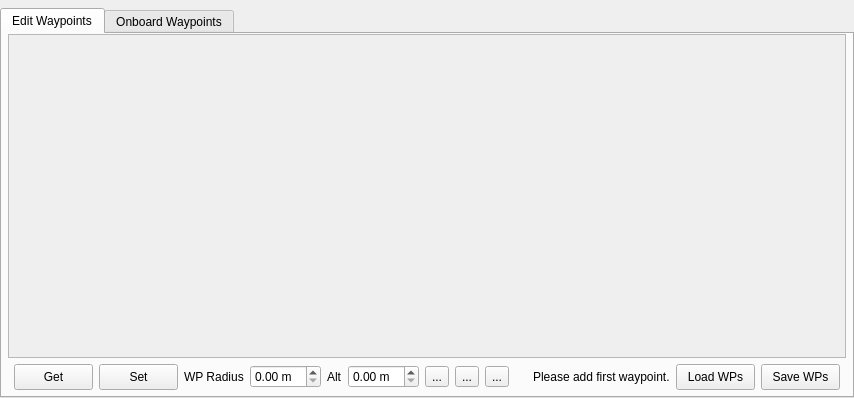
This is src/ui/WaypointList.ui in ArduPilot/apm_planner as Qt 5 draws it before an edit. The edited form follows.
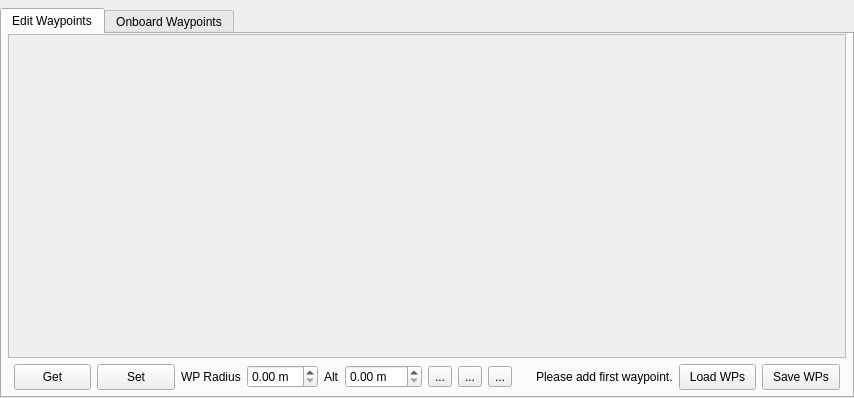
This is the edited form. Icons and pictures are not drawn.

Commit message: MissionEditor: Allow higher default/preset altitude

The edit to the form file:
```diff
--- a/src/ui/WaypointList.ui
+++ b/src/ui/WaypointList.ui
@@ -68,6 +68,9 @@
          <property name="suffix">
           <string> m</string>
          </property>
+         <property name="maximum">
+          <double>999.000000000000000</double>
+         </property>
         </widget>
        </item>
        <item row="1" column="5">
```
